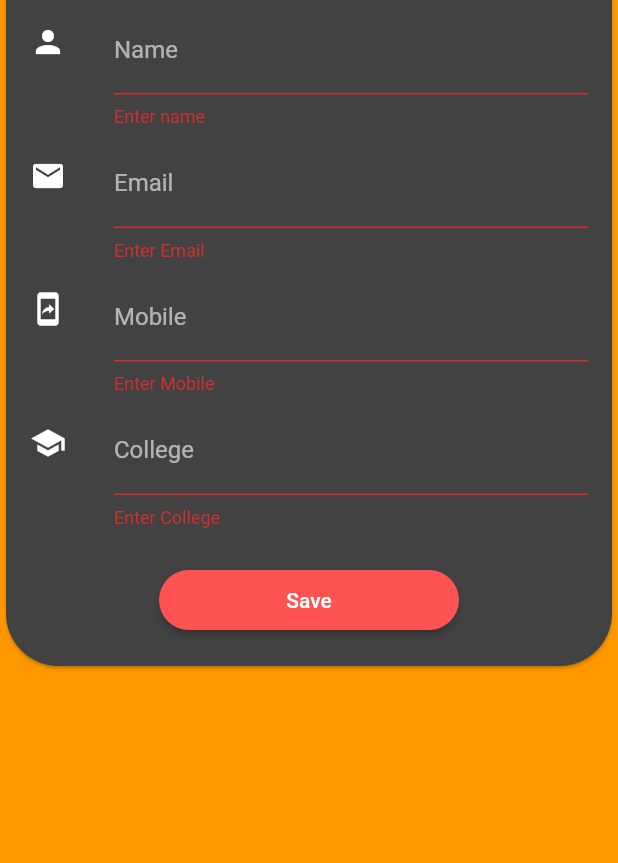
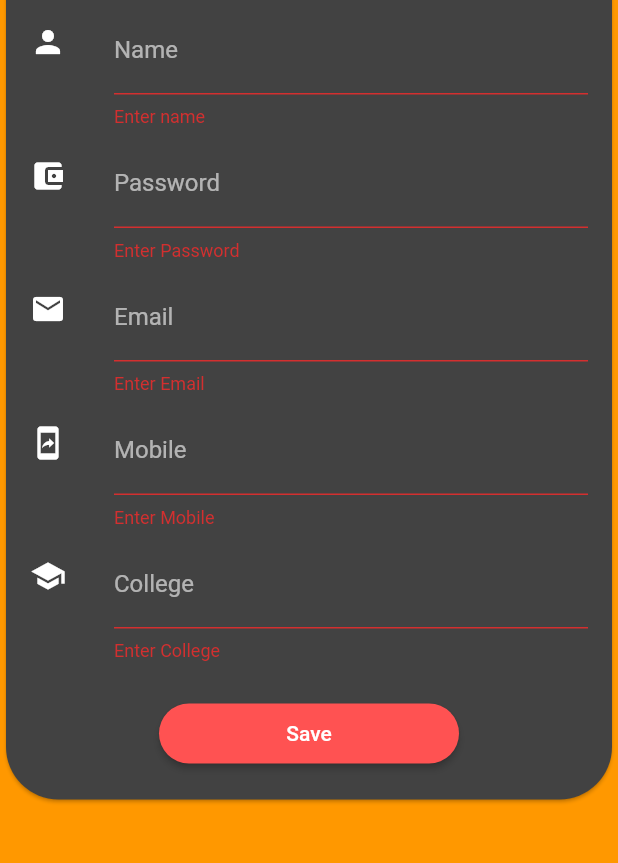
Before and after one commit to Prakaship78/Flutter-basics, a Flutter app: the screen it shows after launch, after a tap on "Save", on a phone screen of 412 x 824 dp, the part 270-1133 px from its top. Run offline on Flutter 3.47's test engine with Material 2 defaults, Android fonts, the light colour scheme and no system bars; our stand-ins replace audioplayers, flutter_svg, image_picker, sqflite; missing offline and left inert: adobe_xd; accounts and stored records are empty.

Commit message:
signUpp App: Add input for password * Adding password textForm field with obscureText: true which lets you to type password in hidden format

```diff
--- a/signupApp/lib/HomePage.dart
+++ b/signupApp/lib/HomePage.dart
@@ -1,10 +1,15 @@
 import 'package:flutter/material.dart';
 
 class HomePage extends StatelessWidget {
-  final String name, email, mobile, college;
+  final String name, password, email, mobile, college;
 
   HomePage(
-      {Key key, @required this.name, this.email, this.mobile, this.college})
+      {Key key,
+      @required this.name,
+      this.password,
+      this.email,
+      this.mobile,
+      this.college})
       : super(key: key);
 
   @override
@@ -30,6 +35,10 @@ class HomePage extends StatelessWidget {
                 title: Text(name),
               ),
               ListTile(
+                leading: Icon(Icons.account_balance_wallet),
+                title: Text(password),
+              ),
+              ListTile(
                 leading: Icon(Icons.email),
                 title: Text(email),
               ),
--- a/signupApp/lib/SignUpPage.dart
+++ b/signupApp/lib/SignUpPage.dart
@@ -11,7 +11,7 @@ class _SignUpPageState extends State<SignUpPage> {
   GlobalKey<FormState> _key = GlobalKey();
   bool _autovalidate = false;
 
-  String name, email, mobile, college;
+  String name, password, email, mobile, college;
   @override
   Widget build(BuildContext context) {
     return Scaffold(
@@ -45,6 +45,21 @@ class _SignUpPageState extends State<SignUpPage> {
                     },
                     decoration: InputDecoration(labelText: 'Name'),
                     onSaved: (input) => name = input,
+                  ),
+                ),
+                ListTile(
+                  leading: Icon(Icons.account_balance_wallet),
+                  title: TextFormField(
+                    validator: (input) {
+                      if (input.isEmpty) {
+                        return 'Enter Password';
+                      }
+                    },
+                    decoration: InputDecoration(
+                      labelText: 'Password',
+                    ),
+                    onSaved: (input) => password = input,
+                    obscureText: true,
                   ),
                 ),
                 ListTile(
@@ -122,6 +137,7 @@ class _SignUpPageState extends State<SignUpPage> {
           MaterialPageRoute(
               builder: (context) => HomePage(
                     name: name,
+                    password: password,
                     email: email,
                     mobile: mobile,
                     college: college,
```
